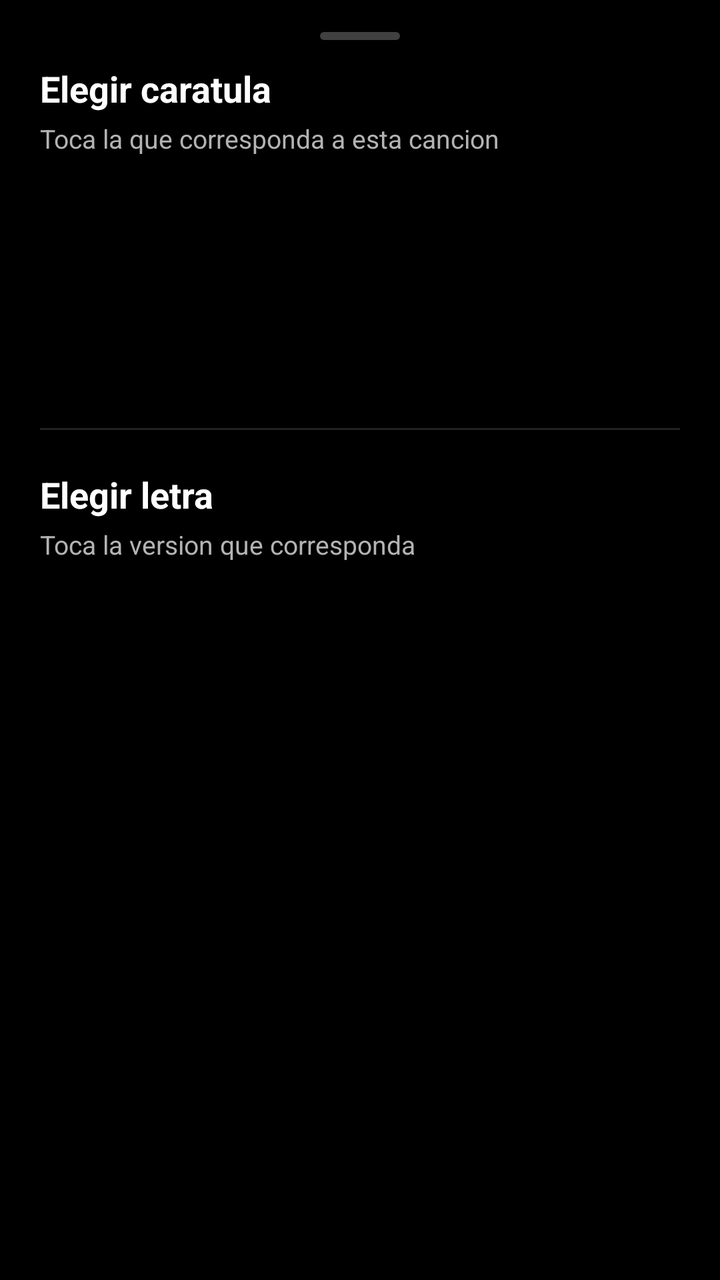
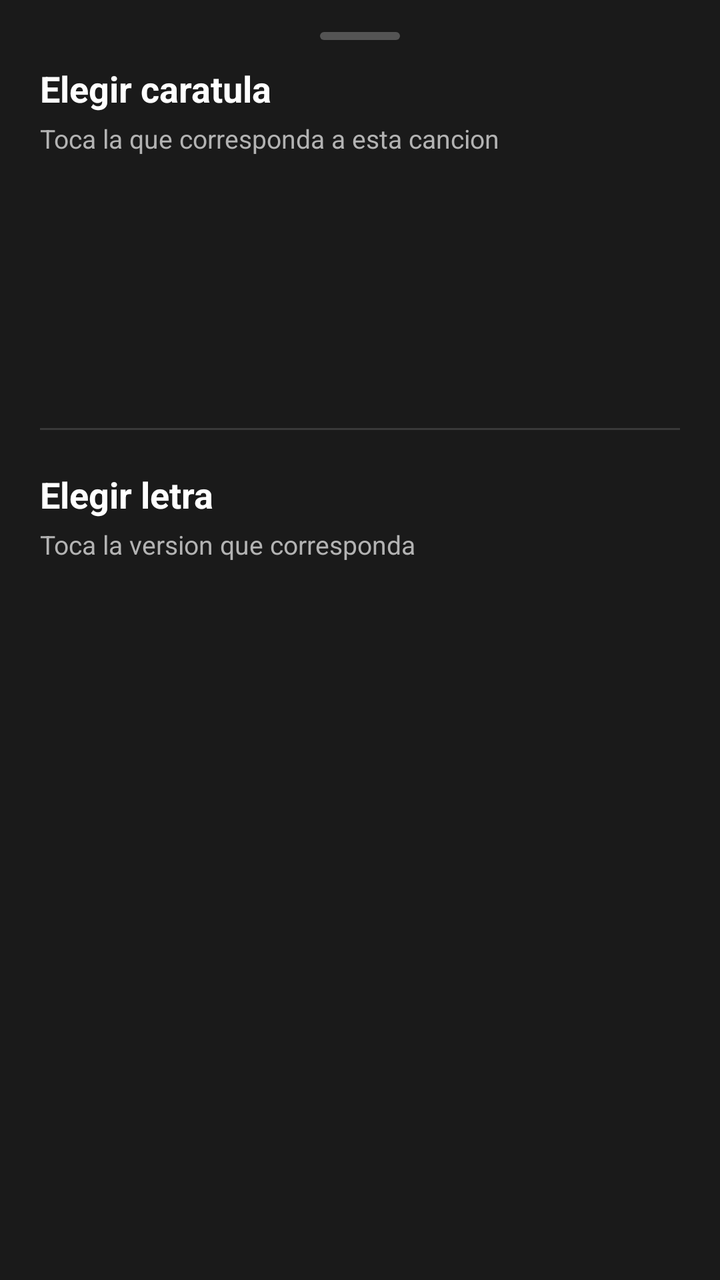

Screens rendered from an Android XML layout before and after an edit, with the pre-edit source and the edit as a unified diff.
<!-- AndroidManifest.xml: application theme Theme.MP_3 -->
<!-- res/layout/dialog_album_art_picker.xml -->
<?xml version="1.0" encoding="utf-8"?>
<LinearLayout xmlns:android="http://schemas.android.com/apk/res/android"
    android:layout_width="match_parent"
    android:layout_height="wrap_content"
    android:orientation="vertical"
    android:paddingStart="20dp"
    android:paddingEnd="20dp"
    android:paddingTop="16dp"
    android:paddingBottom="24dp">

    <View
        android:layout_width="40dp"
        android:layout_height="4dp"
        android:layout_gravity="center_horizontal"
        android:background="@drawable/bg_drag_handle_small" />

    <androidx.core.widget.NestedScrollView
        android:layout_width="match_parent"
        android:layout_height="wrap_content"
        android:maxHeight="520dp"
        android:clipToPadding="false">

        <LinearLayout
            android:layout_width="match_parent"
            android:layout_height="wrap_content"
            android:orientation="vertical">

            <TextView
                android:layout_width="wrap_content"
                android:layout_height="wrap_content"
                android:layout_marginTop="12dp"
                android:text="Elegir caratula"
                android:textColor="@color/text_primary_light"
                android:textSize="18sp"
                android:textStyle="bold" />

            <TextView
                android:id="@+id/tvPickerSubtitle"
                android:layout_width="wrap_content"
                android:layout_height="wrap_content"
                android:layout_marginTop="4dp"
                android:text="Toca la que corresponda a esta cancion"
                android:textColor="@color/text_secondary_light"
                android:textSize="13sp" />

            <ProgressBar
                android:id="@+id/progressCandidates"
                android:layout_width="wrap_content"
                android:layout_height="wrap_content"
                android:layout_gravity="center_horizontal"
                android:layout_marginTop="32dp"
                android:layout_marginBottom="32dp" />

            <TextView
                android:id="@+id/tvCandidatesEmpty"
                android:layout_width="match_parent"
                android:layout_height="wrap_content"
                android:layout_marginTop="32dp"
                android:layout_marginBottom="32dp"
                android:gravity="center"
                android:text="No se encontraron otras opciones"
                android:textColor="@color/text_secondary_light"
                android:textSize="14sp"
                android:visibility="gone" />

            <androidx.recyclerview.widget.RecyclerView
                android:id="@+id/rvCandidates"
                android:layout_width="match_parent"
                android:layout_height="wrap_content"
                android:layout_marginTop="16dp"
                android:clipToPadding="false"
                android:nestedScrollingEnabled="false"
                android:visibility="gone" />

            <View
                android:layout_width="match_parent"
                android:layout_height="1dp"
                android:layout_marginTop="24dp"
                android:layout_marginBottom="20dp"
                android:background="#22FFFFFF" />

            <TextView
                android:layout_width="wrap_content"
                android:layout_height="wrap_content"
                android:text="Elegir letra"
                android:textColor="@color/text_primary_light"
                android:textSize="18sp"
                android:textStyle="bold" />

            <TextView
                android:layout_width="wrap_content"
                android:layout_height="wrap_content"
                android:layout_marginTop="4dp"
                android:text="Toca la version que corresponda"
                android:textColor="@color/text_secondary_light"
                android:textSize="13sp" />

            <ProgressBar
                android:id="@+id/progressLyricsCandidates"
                android:layout_width="wrap_content"
                android:layout_height="wrap_content"
                android:layout_gravity="center_horizontal"
                android:layout_marginTop="32dp"
                android:layout_marginBottom="32dp" />

            <TextView
                android:id="@+id/tvLyricsCandidatesEmpty"
                android:layout_width="match_parent"
                android:layout_height="wrap_content"
                android:layout_marginTop="16dp"
                android:layout_marginBottom="16dp"
                android:gravity="center"
                android:text="No se encontro letra para esta cancion"
                android:textColor="@color/text_secondary_light"
                android:textSize="14sp"
                android:visibility="gone" />

            <androidx.recyclerview.widget.RecyclerView
                android:id="@+id/rvLyricsCandidates"
                android:layout_width="match_parent"
                android:layout_height="wrap_content"
                android:layout_marginTop="16dp"
                android:clipToPadding="false"
                android:nestedScrollingEnabled="false"
                android:visibility="gone" />

        </LinearLayout>

    </androidx.core.widget.NestedScrollView>

</LinearLayout>
<!-- resources referenced by this layout -->
<resources>
  <color name="text_primary_light">#FFFFFF</color>
  <color name="text_secondary_light">#B3B3B3</color>
  <!-- drawable bg_drag_handle_small (drawable) -->
  <?xml version="1.0" encoding="utf-8"?>
  <shape xmlns:android="http://schemas.android.com/apk/res/android"
      android:shape="rectangle">
      <solid android:color="#40FFFFFF" />
      <corners android:radius="8dp" />
  </shape>
  <style name="Theme.MP_3" parent="Theme.MaterialComponents.DayNight.NoActionBar">
          <item name="colorPrimary">@color/purple_primary</item>
          <item name="colorPrimaryVariant">@color/purple_dark</item>
          <item name="colorOnPrimary">@color/white</item>
          <item name="colorSecondary">@color/blue_primary</item>
          <item name="colorSecondaryVariant">@color/blue_dark</item>
          <item name="colorOnSecondary">@color/white</item>
          <item name="android:statusBarColor">@color/background_dark</item>
          <item name="android:windowBackground">@color/background_dark</item>
          <item name="android:navigationBarColor">@color/background_dark</item>
      </style>
  <color name="purple_primary">#9C27B0</color>
  <color name="purple_dark">#1C1C1C</color>
  <color name="white">#FFFFFF</color>
  <color name="blue_primary">#9C27B0</color>
  <color name="blue_dark">#0A0A0A</color>
  <color name="background_dark">#000000</color>
</resources>

<!-- the commit's change to res/layout/dialog_album_art_picker.xml (unified diff, before → after) -->
@@ -3,6 +3,7 @@
     android:layout_width="match_parent"
     android:layout_height="wrap_content"
     android:orientation="vertical"
+    android:background="#1A1A1A"
     android:paddingStart="20dp"
     android:paddingEnd="20dp"
     android:paddingTop="16dp"
